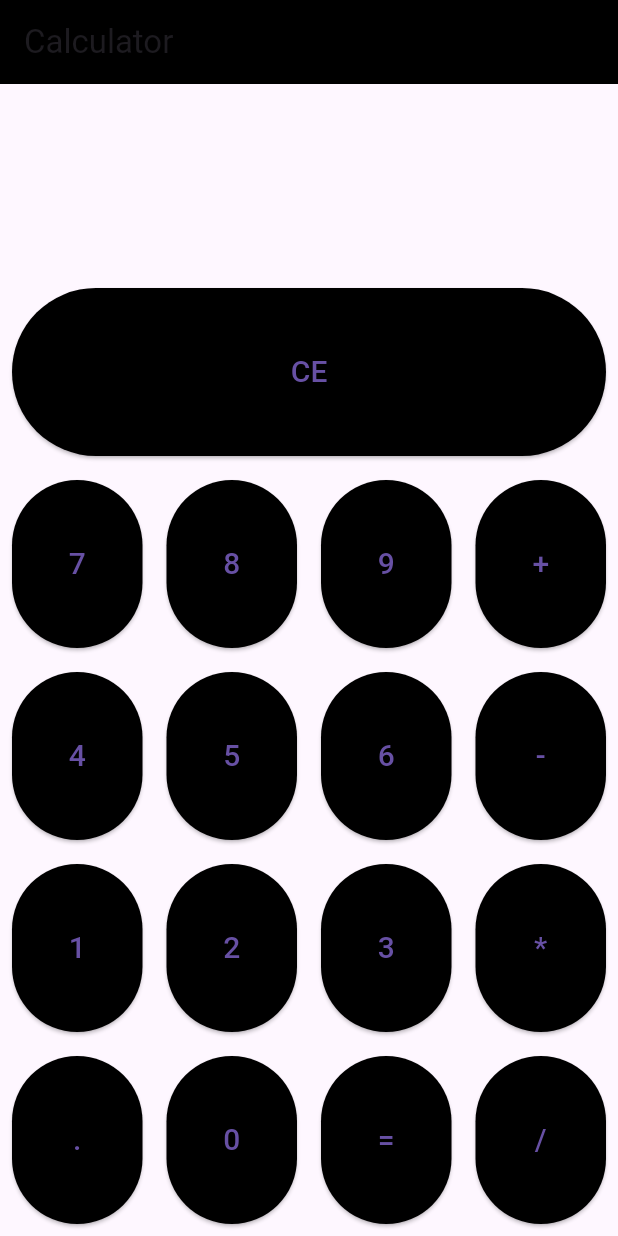
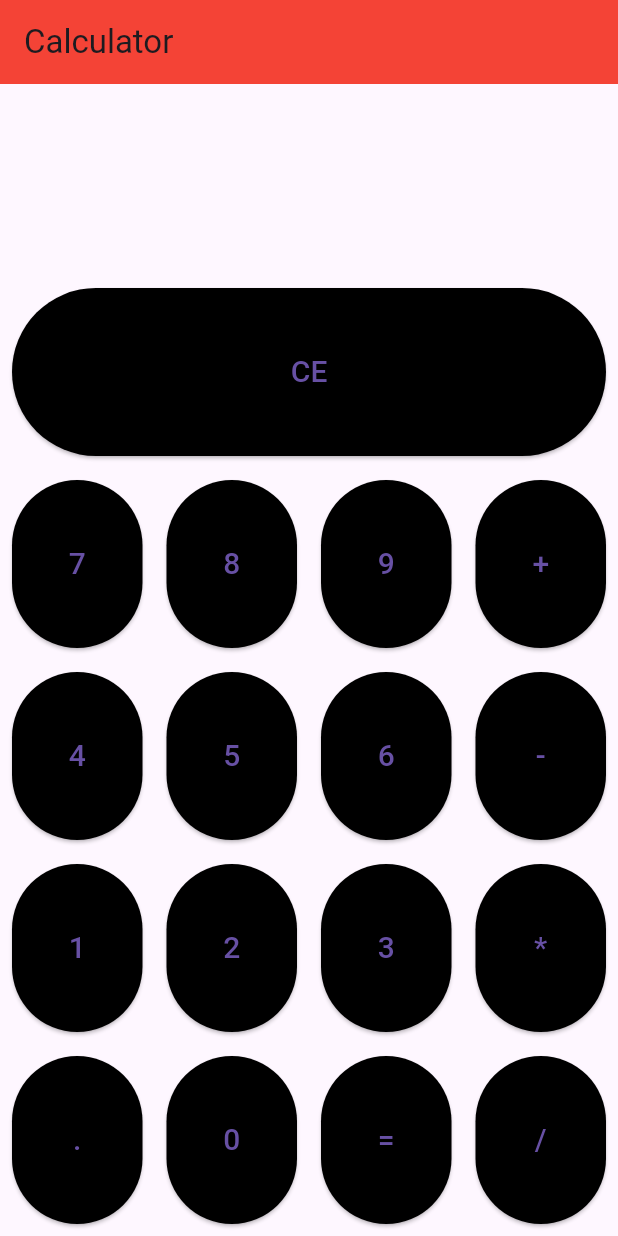
Before and after one commit to abdelrhman-ahmed7/Calculator_App, a Flutter app: the screen it shows after launch, on a phone screen of 412 x 824 dp. Run offline on Flutter 3.47's test engine with Material 3 defaults, Android fonts, the phone set to English and light mode, and no system bars.

Commit message:
appbar color changed into red

```diff
--- a/lib/calculator/calculator.dart
+++ b/lib/calculator/calculator.dart
@@ -17,7 +17,7 @@ class _CalculatorState extends State<Calculator> {
   @override
   Widget build(BuildContext context) {
     return Scaffold(
-      appBar: AppBar(title: Text("Calculator"), backgroundColor: Colors.black),
+      appBar: AppBar(title: Text("Calculator"), backgroundColor: Colors.red),
       body: Column(
         crossAxisAlignment: CrossAxisAlignment.stretch,
         children: [
```
